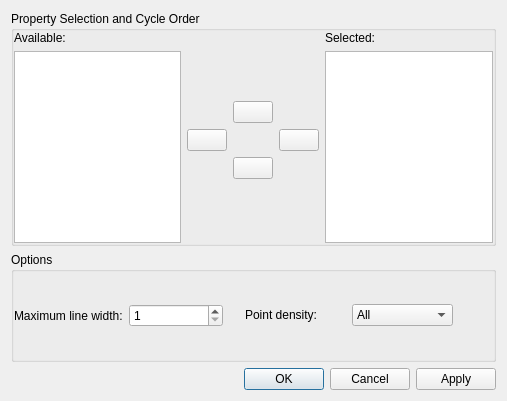
Before: the Qt Designer form src/libkstapp/differentiatecurvesdialog.ui in Kst-plot/kst, drawn with Qt 5.
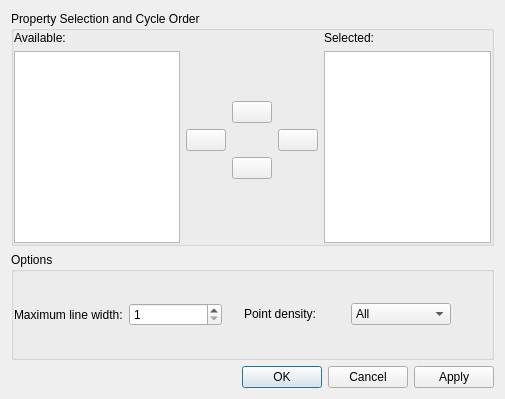
After: the same form once the commit is applied.

```diff
--- a/src/libkstapp/differentiatecurvesdialog.ui
+++ b/src/libkstapp/differentiatecurvesdialog.ui
@@ -6,8 +6,8 @@
    <rect>
     <x>0</x>
     <y>0</y>
-    <width>507</width>
-    <height>401</height>
+    <width>505</width>
+    <height>399</height>
    </rect>
   </property>
   <property name="windowTitle">
```
Left out of the diff: 12 changed lines with no effect on the pictures.
